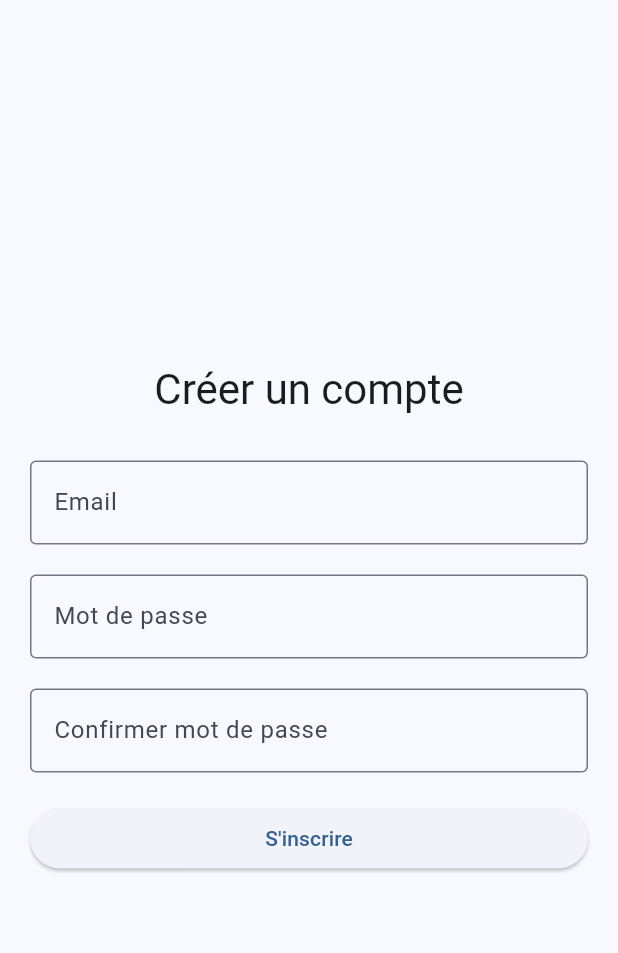
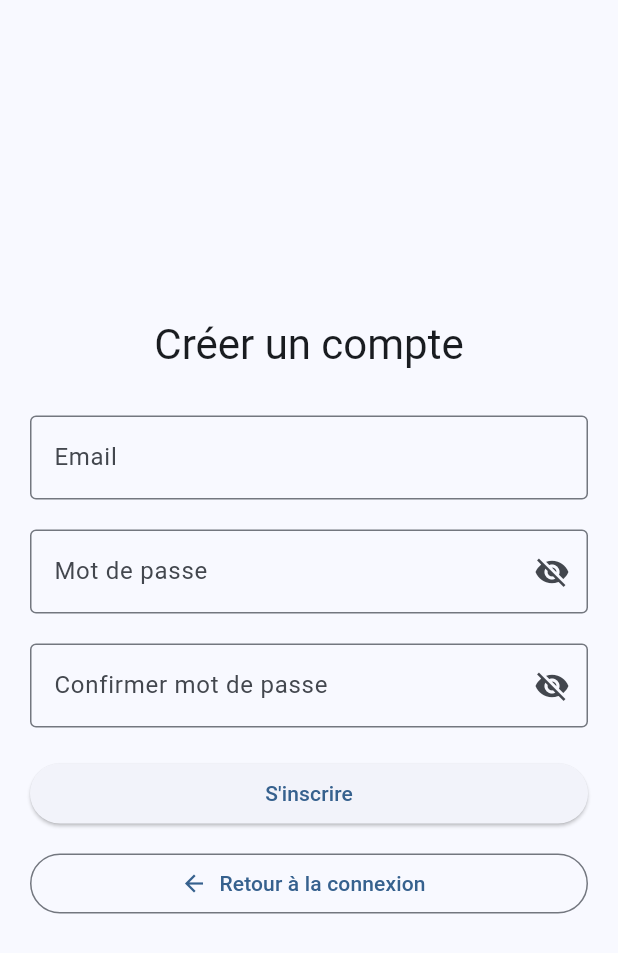
Before and after one commit to mouadmoudid/todo, a Flutter app: the RegisterPage screen opened directly, on a phone screen of 412 x 824 dp. Shown: the top 953 px of the screen. Run offline on Flutter 3.47's test engine with Material 3 defaults, Android fonts, the phone set to English and light mode, and no system bars; our stand-ins replace cloud_firestore, firebase_auth, firebase_core, flutter_colorpicker, google_sign_in, shared_preferences; accounts and stored records are empty.

```diff
--- a/lib/pages/register_page.dart
+++ b/lib/pages/register_page.dart
@@ -16,6 +16,8 @@ class _RegisterPageState extends State<RegisterPage> {
   final _passwordController = TextEditingController();
   final _confirmController = TextEditingController();
   bool _loading = false;
+  bool _passwordVisible = false;
+  bool _confirmVisible = false;
   final AuthService _authService = AuthService();
 
   void _register() async {
@@ -75,10 +77,14 @@ class _RegisterPageState extends State<RegisterPage> {
                 const SizedBox(height: 20),
                 TextFormField(
                   controller: _passwordController,
-                  obscureText: true,
-                  decoration: const InputDecoration(
+                  obscureText: !_passwordVisible,
+                  decoration: InputDecoration(
                     labelText: 'Mot de passe',
-                    border: OutlineInputBorder(),
+                    border: const OutlineInputBorder(),
+                    suffixIcon: IconButton(
+                      icon: Icon(_passwordVisible ? Icons.visibility : Icons.visibility_off),
+                      onPressed: () => setState(() => _passwordVisible = !_passwordVisible),
+                    ),
                   ),
                   validator: (value) {
                     if (value == null || value.isEmpty) return 'Mot de passe requis';
@@ -89,10 +95,14 @@ class _RegisterPageState extends State<RegisterPage> {
                 const SizedBox(height: 20),
                 TextFormField(
                   controller: _confirmController,
-                  obscureText: true,
-                  decoration: const InputDecoration(
+                  obscureText: !_confirmVisible,
+                  decoration: InputDecoration(
                     labelText: 'Confirmer mot de passe',
-                    border: OutlineInputBorder(),
+                    border: const OutlineInputBorder(),
+                    suffixIcon: IconButton(
+                      icon: Icon(_confirmVisible ? Icons.visibility : Icons.visibility_off),
+                      onPressed: () => setState(() => _confirmVisible = !_confirmVisible),
+                    ),
                   ),
                   validator: (value) {
                     if (value != _passwordController.text) return 'Les mots de passe ne correspondent pas';
@@ -109,6 +119,15 @@ class _RegisterPageState extends State<RegisterPage> {
                         : const Text("S'inscrire"),
                   ),
                 ),
+                const SizedBox(height: 12),
+                SizedBox(
+                  width: double.infinity,
+                  child: OutlinedButton.icon(
+                    icon: const Icon(Icons.arrow_back),
+                    label: const Text('Retour à la connexion'),
+                    onPressed: () => Navigator.pop(context),
+                  ),
+                ),
               ],
             ),
           ),
--- a/lib/services/auth_service.dart
+++ b/lib/services/auth_service.dart
@@ -10,9 +10,11 @@ class AuthService {
       UserCredential userCredential = await _auth.signInWithEmailAndPassword(
           email: email, password: password);
       return userCredential.user;
+    } on FirebaseAuthException {
+      rethrow; // Let the caller handle specific auth exceptions
     } catch (e) {
-      print(e);
-      return null;
+      print('Login error: $e');
+      rethrow;
     }
   }
 
--- a/pubspec.yaml
+++ b/pubspec.yaml
@@ -13,9 +13,9 @@ dependencies:
     sdk: flutter
 
   # Firebase
-  firebase_core: ^2.20.0
-  firebase_auth: ^4.11.0
-  cloud_firestore: ^4.7.0
+  firebase_core: ^3.0.0
+  firebase_auth: ^5.0.0
+  cloud_firestore: ^5.0.0
 
   # Google Sign-In
   google_sign_in: ^6.1.1
```
Also changed, not shown: lib/pages/login_page.dart (+29 -4 lines), pubspec.lock.
